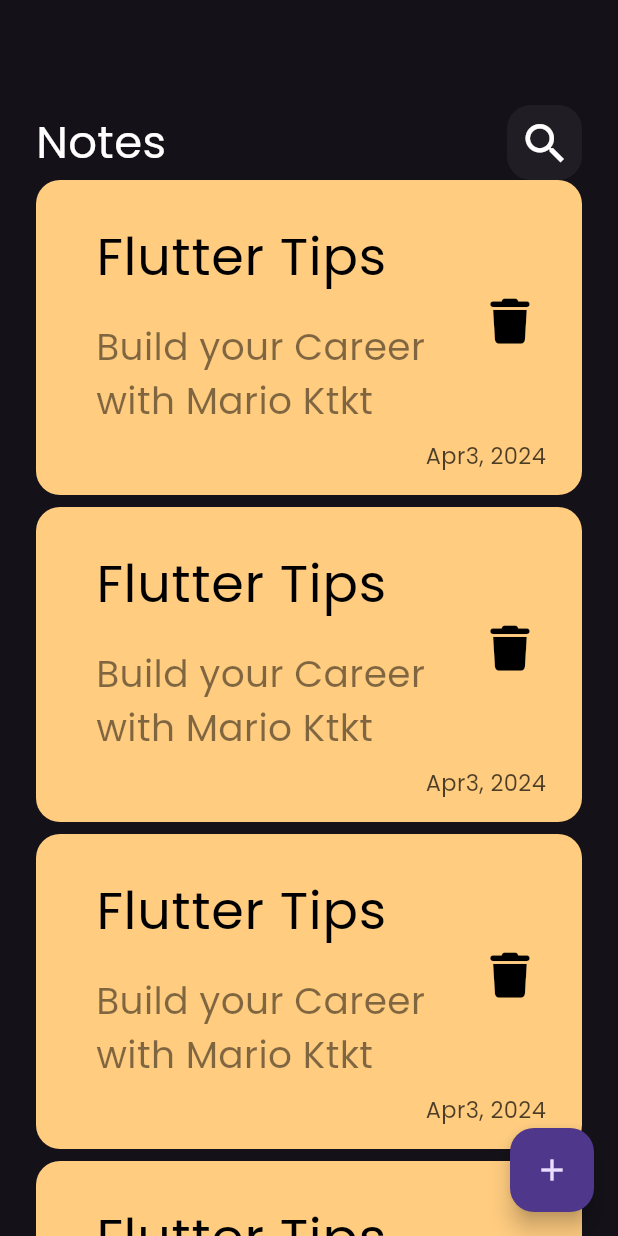
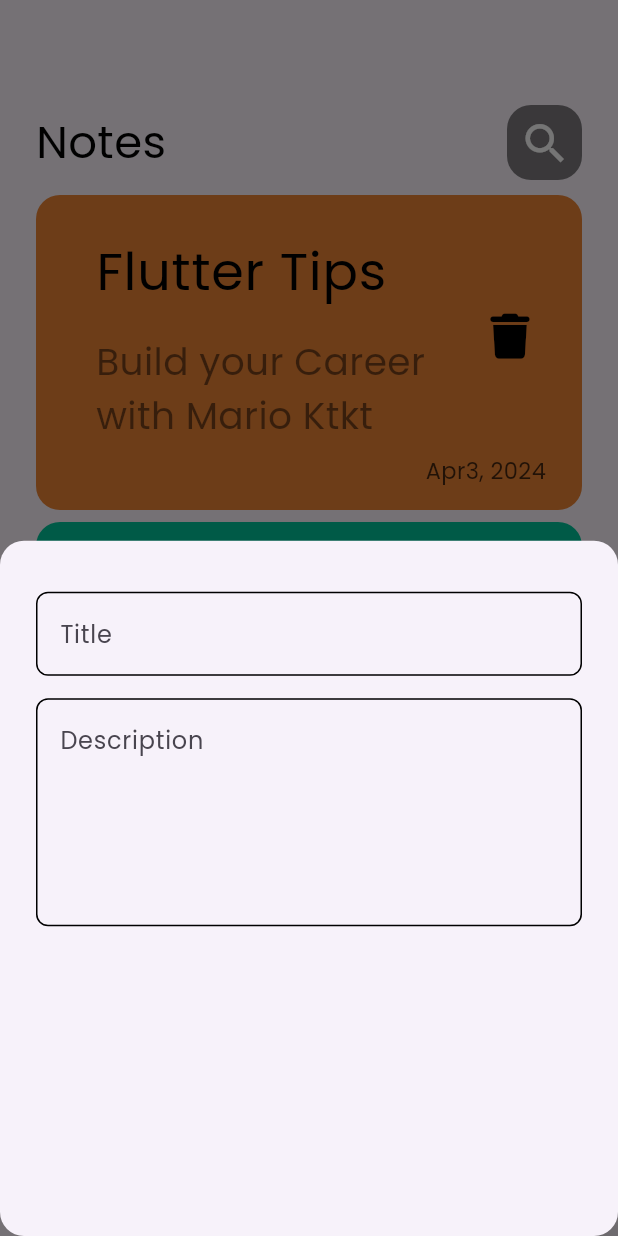
Before and after one commit to Marioktkt136/notes_app, a Flutter app: the screen it shows after launch, after a tap on the "add" icon, on a phone screen of 412 x 824 dp. Run offline on Flutter 3.47's test engine with Material 3 defaults, Android fonts, the phone set to English and light mode, and no system bars; our stand-ins replace font_awesome_flutter.

Commit message:
1:00PM 4/4/2024 ShowModelBottomSheet

```diff
--- /dev/null
+++ b/lib/constants.dart
@@ -0,0 +1,3 @@
+import 'package:flutter/material.dart';
+
+Color KPrimaryColor = const Color(0xff26F3EE);
--- a/lib/main.dart
+++ b/lib/main.dart
@@ -12,7 +12,7 @@ class NotesApp extends StatelessWidget {
   Widget build(BuildContext context) {
     return MaterialApp(
       debugShowCheckedModeBanner: false,
-      theme: ThemeData(brightness: Brightness.dark, fontFamily: 'Poppins'),
+      theme: ThemeData(brightness: Brightness.light, fontFamily: 'Poppins'),
       home: const NotesAppHomePage(),
     );
   }
--- a/lib/views/notes_app_home_page.dart
+++ b/lib/views/notes_app_home_page.dart
@@ -1,6 +1,9 @@
 import 'package:flutter/material.dart';
+import 'package:notes_app/widgets/add_show_model_bottom_sheet.dart';
+// import 'package:font_awesome_flutter/font_awesome_flutter.dart';
 import 'package:notes_app/widgets/custom_app_bar.dart';
 import 'package:notes_app/widgets/custom_list_view.dart';
+// import 'package:font_awesome_flutter/font_awesome_flutter.dart';
 
 class NotesAppHomePage extends StatelessWidget {
   const NotesAppHomePage({super.key});
@@ -9,8 +12,26 @@ class NotesAppHomePage extends StatelessWidget {
   Widget build(BuildContext context) {
     return Scaffold(
       floatingActionButton: FloatingActionButton(
-        onPressed: () {},
-        child: const Icon(Icons.add),
+        elevation: 30,
+        splashColor: Colors.blue.withOpacity(0.4),
+        backgroundColor: Colors.green.withOpacity(1),
+        hoverColor: Colors.blueAccent.withOpacity(0.4),
+        onPressed: () {
+          showModalBottomSheet(
+            shape: RoundedRectangleBorder(
+              borderRadius: BorderRadius.circular(16),
+            ),
+            elevation: 3,
+            context: context,
+            builder: (context) {
+              return const AddNotesBottomSheet();
+            },
+          );
+        },
+        child: const Icon(
+          Icons.add,
+          color: Colors.white,
+        ),
       ),
       body: Padding(
         padding: const EdgeInsets.symmetric(
@@ -19,7 +40,7 @@ class NotesAppHomePage extends StatelessWidget {
         child: Column(
           children: [
             const CustomAppBar(),
-            const Expanded(
+            Expanded(
               child: NotesListView(),
             ),
           ],
--- /dev/null
+++ b/lib/widgets/add_show_model_bottom_sheet.dart
@@ -0,0 +1,34 @@
+import 'package:flutter/material.dart';
+import 'package:flutter/widgets.dart';
+import 'package:notes_app/widgets/custom_text_field.dart';
+
+class AddNotesBottomSheet extends StatelessWidget {
+  const AddNotesBottomSheet({super.key});
+
+  @override
+  Widget build(BuildContext context) {
+    return Container(
+      padding: const EdgeInsets.all(24),
+      child: const Column(
+        children: [
+          SizedBox(
+            height: 10,
+          ),
+          CustomTextField(
+            hintText: 'Title',
+          ),
+          SizedBox(
+            height: 15,
+          ),
+          CustomTextField(
+            hintText: 'Description',
+            maxLines: 5,
+          ),
+          SizedBox(
+            height: 15,
+          ),
+        ],
+      ),
+    );
+  }
+}
--- a/lib/widgets/custom_app_bar.dart
+++ b/lib/widgets/custom_app_bar.dart
@@ -10,10 +10,14 @@ class CustomAppBar extends StatelessWidget {
       padding: EdgeInsets.only(top: 70),
       child: Row(
         children: [
+          SizedBox(
+              // width: 24,
+              // height: 70,
+              ),
           Text(
             'Notes',
             style: TextStyle(
-              color: Colors.white,
+              color: Colors.black,
               fontSize: 30,
             ),
           ),
--- a/lib/widgets/custom_list_view.dart
+++ b/lib/widgets/custom_list_view.dart
@@ -1,16 +1,41 @@
 import 'package:flutter/material.dart';
+import 'package:flutter/widgets.dart';
 import 'package:notes_app/widgets/custom_notes_item.dart';
 
+// ignore: must_be_immutable
 class NotesListView extends StatelessWidget {
-  const NotesListView({super.key});
+  NotesListView({super.key});
+  static List<Color> data = const [
+    Color(0xffEE8434),
+    Color(0xff00C49A),
+    Color(0xffAE8799),
+    Color(0xffFFCC80),
+    Color(0xff496DDB),
+    Color(0xffC95D63),
+    Color(0xffF8E16C),
+    Color(0xffFFC2B4),
+    Color(0xff717EC3),
+    Color(0xffFB8F67),
+  ];
+  Color itemColor = data[0];
 
   @override
   Widget build(BuildContext context) {
-    return ListView.builder(itemBuilder: (context, index) {
-      return const Padding(
-        padding: EdgeInsets.only(bottom: 8),
-        child: CustomNotesItem(),
-      );
-    });
+    return Padding(
+      padding: const EdgeInsets.symmetric(vertical: 10),
+      child: ListView.builder(
+          padding: EdgeInsets.zero,
+          itemBuilder: (context, index) {
+            for (var i = 0; i < data.length; i++) {
+              itemColor = data[index % data.length];
+            }
+            return Padding(
+              padding: EdgeInsets.only(bottom: 8),
+              child: CustomNotesItem(
+                itemColor: itemColor,
+              ),
+            );
+          }),
+    );
   }
 }
--- a/lib/widgets/custom_notes_item.dart
+++ b/lib/widgets/custom_notes_item.dart
@@ -2,14 +2,14 @@ import 'package:flutter/material.dart';
 import 'package:font_awesome_flutter/font_awesome_flutter.dart';
 
 class CustomNotesItem extends StatelessWidget {
-  const CustomNotesItem({super.key});
-
+  const CustomNotesItem({super.key, required this.itemColor});
+  final Color itemColor;
   @override
   Widget build(BuildContext context) {
     return Container(
       padding: const EdgeInsets.only(left: 24, top: 16, bottom: 16),
       decoration: BoxDecoration(
-        color: const Color(0xffFFCC80),
+        color: itemColor,
         borderRadius: BorderRadius.circular(16),
       ),
       child: Column(
--- a/lib/widgets/custom_search_icon.dart
+++ b/lib/widgets/custom_search_icon.dart
@@ -9,7 +9,7 @@ class CustomSearchIcon extends StatelessWidget {
       height: 50,
       width: 50,
       decoration: BoxDecoration(
-        color: Colors.white.withOpacity(0.05),
+        color: Colors.black.withOpacity(0.5),
         borderRadius: BorderRadius.circular(16),
       ),
       child: Center(
--- /dev/null
+++ b/lib/widgets/custom_text_field.dart
@@ -0,0 +1,33 @@
+import 'package:flutter/material.dart';
+import 'package:notes_app/constants.dart';
+
+class CustomTextField extends StatelessWidget {
+  const CustomTextField(
+      {super.key, this.color, required this.hintText, this.maxLines = 1});
+  final Color? color;
+  final String hintText;
+  final int maxLines;
+  @override
+  Widget build(BuildContext context) {
+    return TextFormField(
+      cursorColor: KPrimaryColor,
+      maxLines: maxLines,
+      decoration: InputDecoration(
+          hintText: hintText,
+          border: buildBorder(),
+          enabledBorder: buildBorder(),
+          focusedBorder: buildBorder(KPrimaryColor)),
+    );
+  }
+
+  OutlineInputBorder buildBorder([color]) {
+    return OutlineInputBorder(
+      borderRadius: const BorderRadius.all(
+        Radius.circular(8),
+      ),
+      borderSide: BorderSide(
+        color: color ?? Colors.black,
+      ),
+    );
+  }
+}
```
